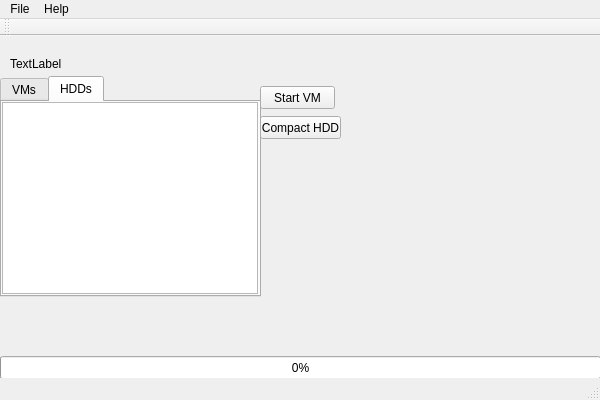
First picture: the form in VBMGUI/gui/MainWindow.ui, repository Hypnoiku/VBMGUI, before the edit.
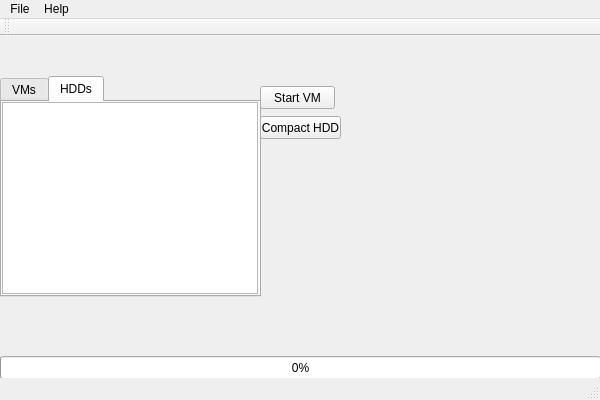
Second picture: the form after the edit.

What changed in the file:
```diff
--- a/VBMGUI/gui/MainWindow.ui
+++ b/VBMGUI/gui/MainWindow.ui
@@ -14,19 +14,6 @@
    <string>VBMGUI</string>
   </property>
   <widget class="QWidget" name="centralWidget">
-   <widget class="QLabel" name="label">
-    <property name="geometry">
-     <rect>
-      <x>10</x>
-      <y>20</y>
-      <width>581</width>
-      <height>16</height>
-     </rect>
-    </property>
-    <property name="text">
-     <string>TextLabel</string>
-    </property>
-   </widget>
    <widget class="QPushButton" name="pushButton">
     <property name="geometry">
      <rect>
```
Left out of the diff: 23 changed lines with no effect on the pictures.
